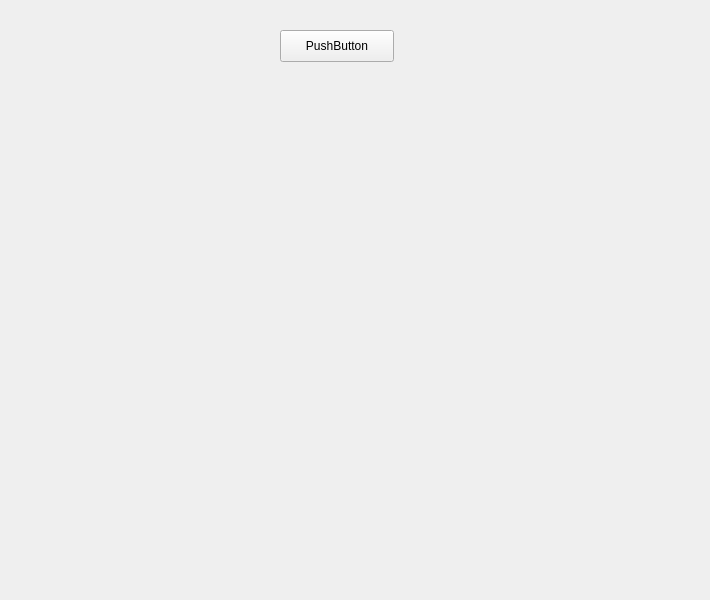
Before: the Qt Designer form src/views/mapview.ui in minorleaguegrayonassociates/GrayonSlam, drawn with Qt 5.
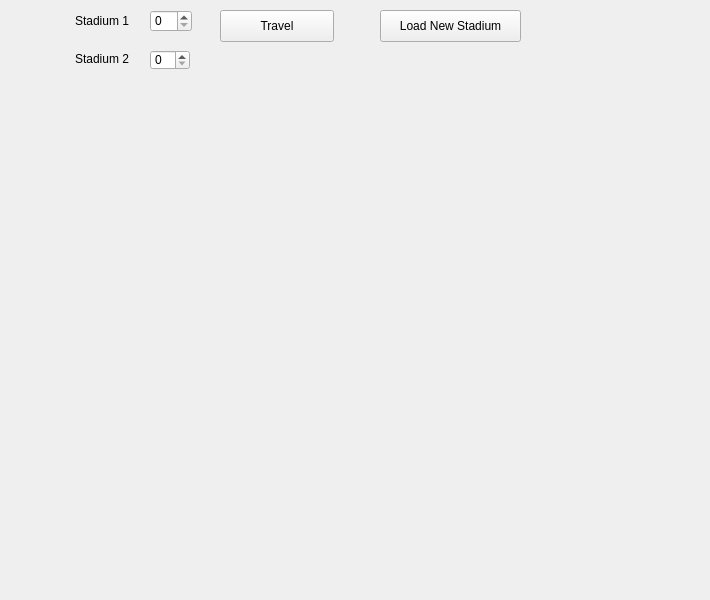
After: the same form once the commit is applied. Icons and pictures are not drawn.

Commit message: Added save for distances, added load just to demo map painter, adjusted animation of place so the it starts from the middle of the plane not the corner of the pixmap, added qspinbox to demo

```diff
--- a/src/views/mapview.ui
+++ b/src/views/mapview.ui
@@ -91,14 +91,73 @@
   <widget class="QPushButton" name="pushButton">
    <property name="geometry">
     <rect>
-     <x>280</x>
-     <y>30</y>
+     <x>220</x>
+     <y>10</y>
      <width>114</width>
      <height>32</height>
     </rect>
    </property>
    <property name="text">
-    <string>PushButton</string>
+    <string>Travel</string>
+   </property>
+  </widget>
+  <widget class="QSpinBox" name="spinBox">
+   <property name="geometry">
+    <rect>
+     <x>150</x>
+     <y>10</y>
+     <width>42</width>
+     <height>22</height>
+    </rect>
+   </property>
+  </widget>
+  <widget class="QSpinBox" name="spinBox_2">
+   <property name="geometry">
+    <rect>
+     <x>150</x>
+     <y>50</y>
+     <width>40</width>
+     <height>20</height>
+    </rect>
+   </property>
+  </widget>
+  <widget class="QLabel" name="label">
+   <property name="geometry">
+    <rect>
+     <x>75</x>
+     <y>13</y>
+     <width>71</width>
+     <height>16</height>
+    </rect>
+   </property>
+   <property name="text">
+    <string>Stadium 1</string>
+   </property>
+  </widget>
+  <widget class="QLabel" name="label_2">
+   <property name="geometry">
+    <rect>
+     <x>75</x>
+     <y>51</y>
+     <width>70</width>
+     <height>16</height>
+    </rect>
+   </property>
+   <property name="text">
+    <string>Stadium 2</string>
+   </property>
+  </widget>
+  <widget class="QPushButton" name="pushButton_2">
+   <property name="geometry">
+    <rect>
+     <x>380</x>
+     <y>10</y>
+     <width>141</width>
+     <height>32</height>
+    </rect>
+   </property>
+   <property name="text">
+    <string>Load New Stadium</string>
    </property>
   </widget>
  </widget>
```
Left out of the diff: 6 changed lines with no effect on the pictures. The commit also changes 3 other files.
